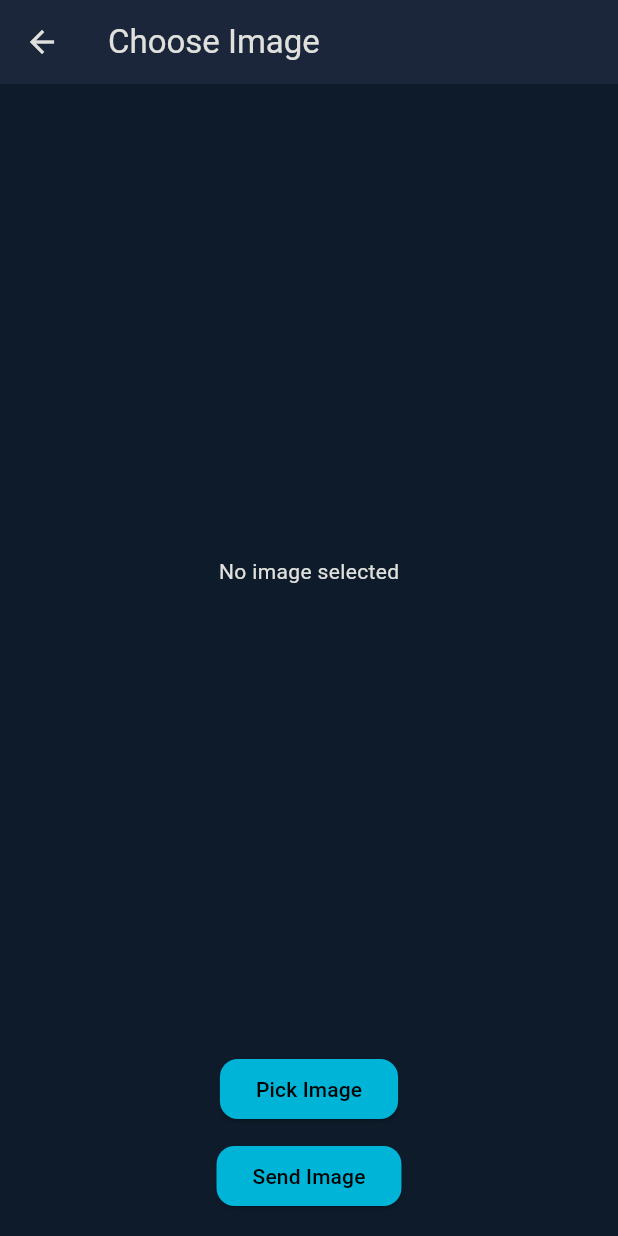
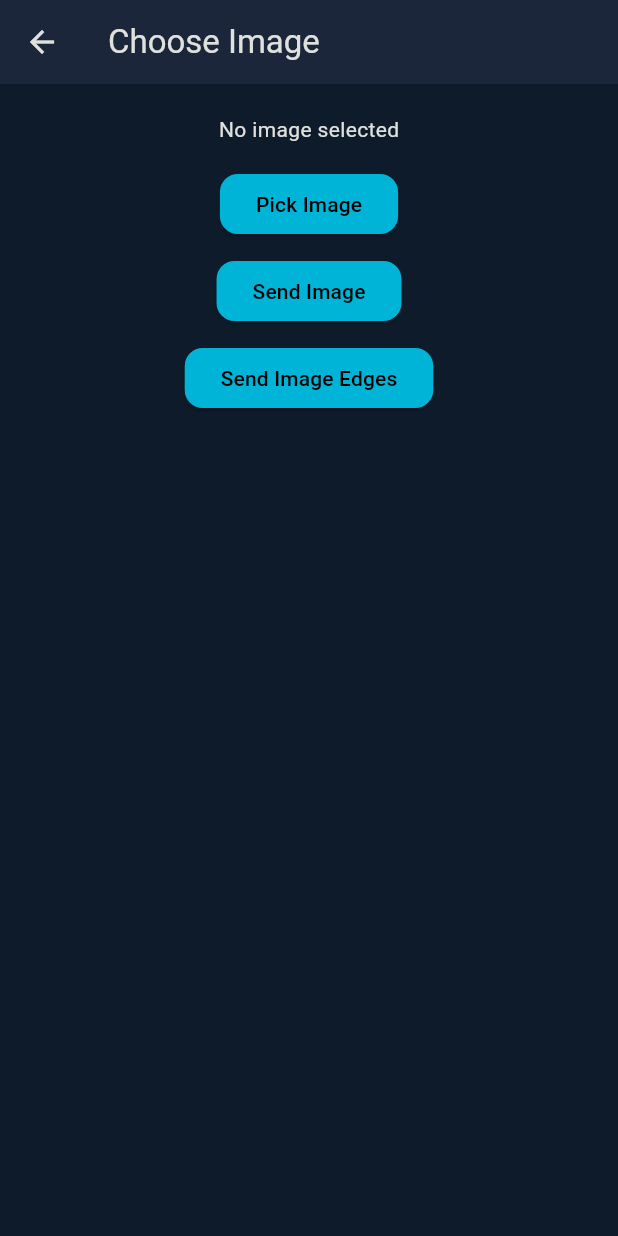
Before and after one commit to MohammadAlZaroo/Image-Transfer-using-MQTT, a Flutter app: the SendChoosenImagePage screen opened by its route, on a phone screen of 412 x 824 dp. Run offline on Flutter 3.47's test engine with Material 3 defaults, Android fonts, the phone set to English and light mode, and no system bars; our stand-ins replace image_picker; missing offline and left inert: mqtt_client.

Commit message:
added previews of the selected image

```diff
--- a/lib/features/send_image/choose_image_page.dart
+++ b/lib/features/send_image/choose_image_page.dart
@@ -15,6 +15,10 @@ class SendChoosenImagePage extends StatefulWidget {
   State<SendChoosenImagePage> createState() => _SendChoosenImagePageState();
 }
 
+Uint8List reconstructedImage = Uint8List(0);
+Uint8List pickedImage = Uint8List(0);
+bool withEdgeMode = false;
+
 class _SendChoosenImagePageState extends State<SendChoosenImagePage> {
   File? selectedImage;
   bool isSending = false;
@@ -29,6 +33,17 @@ class _SendChoosenImagePageState extends State<SendChoosenImagePage> {
         selectedImage = File(picked.path);
       });
     }
+
+    selectedImage!.readAsBytes().then((bytes) {
+      img.Image? original = img.decodeImage(bytes);
+
+      ImageConverter.convertImageToIntArray("", original).then((value) {
+        setState(() {
+          reconstructedImage = ImageConverter.imageToDisplay(
+              ImageConverter.reconstructImageFromBytes(value));
+        });
+      });
+    });
   }
 
   Future<void> sendImage() async {
@@ -42,7 +57,6 @@ class _SendChoosenImagePageState extends State<SendChoosenImagePage> {
     setState(() => isSending = true);
 
     try {
-
       Uint8List bytes = await selectedImage!.readAsBytes();
       img.Image? original = img.decodeImage(bytes);
       if (original == null) throw Exception("Invalid image");
@@ -72,12 +86,30 @@ class _SendChoosenImagePageState extends State<SendChoosenImagePage> {
           const SizedBox(height: 20),
 
           /// 🔹 Image Preview
-          Expanded(
-            child: Center(
-              child: selectedImage == null
-                  ? const Text("No image selected")
-                  : Image.file(selectedImage!),
-            ),
+          Center(
+            child: selectedImage == null
+                ? const Text("No image selected")
+                : Column(
+                    children: [
+                      Text("Selected Image:"),
+                      const SizedBox(height: 10),
+                      Image.file(selectedImage!, width: 128, height: 64),
+                      const SizedBox(height: 10),
+                      Text("how the image looks like:"),
+                      const SizedBox(height: 10),
+                      reconstructedImage.isEmpty
+                          ? const Text("Processing image...")
+                          : Image.memory(
+                              reconstructedImage,
+                              width: 128,
+                              height: 64,
+                            ),
+                      const SizedBox(height: 10),
+                      Text("how the Edge image looks like:"),
+                      const SizedBox(height: 10),
+                      const SizedBox(height: 10),
+                    ],
+                  ),
           ),
 
           /// 🔹 Buttons
@@ -86,7 +118,9 @@ class _SendChoosenImagePageState extends State<SendChoosenImagePage> {
             child: Column(
               children: [
                 ElevatedButton(
-                  onPressed: pickImage,
+                  onPressed: () {
+                    pickImage();
+                  },
                   child: const Text("Pick Image"),
                 ),
                 const SizedBox(height: 10),
@@ -96,6 +130,13 @@ class _SendChoosenImagePageState extends State<SendChoosenImagePage> {
                       ? const CircularProgressIndicator()
                       : const Text("Send Image"),
                 ),
+                const SizedBox(height: 10),
+                ElevatedButton(
+                  onPressed: isSending ? null : () => (),
+                  child: isSending
+                      ? const CircularProgressIndicator()
+                      : const Text("Send Image Edges"),
+                ),
               ],
             ),
           ),
```
